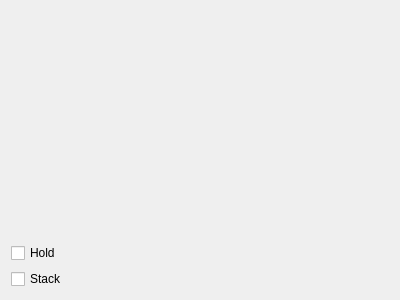
VespucciProject/Vespucci, file Vespucci/GUI/Display/plotviewer.ui: the form before one commit.
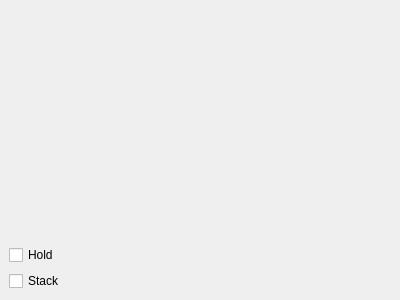
The form after the commit.

Commit message: Persistent dialogs now inherit QDockWidget instead of QDialog, default to being open rather than closed, and appear on start. The user can move them wherever she wants.

What changed in the file:
```diff
--- a/Vespucci/GUI/Display/plotviewer.ui
+++ b/Vespucci/GUI/Display/plotviewer.ui
@@ -1,7 +1,7 @@
 <?xml version="1.0" encoding="UTF-8"?>
 <ui version="4.0">
  <class>PlotViewer</class>
- <widget class="QDialog" name="PlotViewer">
+ <widget class="QDockWidget" name="PlotViewer">
   <property name="geometry">
    <rect>
     <x>0</x>
@@ -10,12 +10,37 @@
     <height>300</height>
    </rect>
   </property>
+  <property name="minimumSize">
+   <size>
+    <width>250</width>
+    <height>196</height>
+   </size>
+  </property>
   <property name="windowTitle">
    <string>Plot Viewer</string>
   </property>
+  <widget class="QWidget" name="dockWidgetContents">
   <layout class="QVBoxLayout" name="verticalLayout">
    <item>
     <widget class="QTabWidget" name="tabWidget">
+      <property name="sizePolicy">
+       <sizepolicy hsizetype="Preferred" vsizetype="Preferred">
+        <horstretch>0</horstretch>
+        <verstretch>0</verstretch>
+       </sizepolicy>
+      </property>
+      <property name="minimumSize">
+       <size>
+        <width>100</width>
+        <height>100</height>
+       </size>
+      </property>
+      <property name="baseSize">
+       <size>
+        <width>500</width>
+        <height>150</height>
+       </size>
+      </property>
      <property name="currentIndex">
       <number>-1</number>
      </property>
@@ -48,6 +73,7 @@
     </widget>
    </item>
   </layout>
+  </widget>
  </widget>
  <resources/>
  <connections/>
```
Lines whose indentation alone changed are shown as unchanged. The commit also changes 28 other files.
